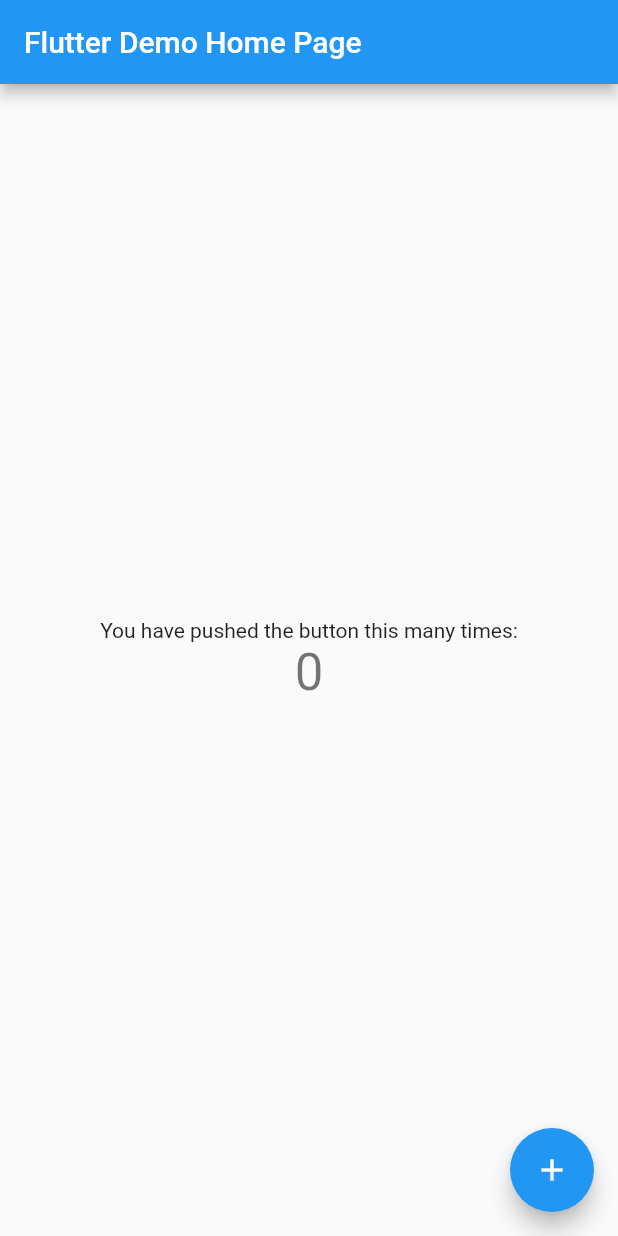
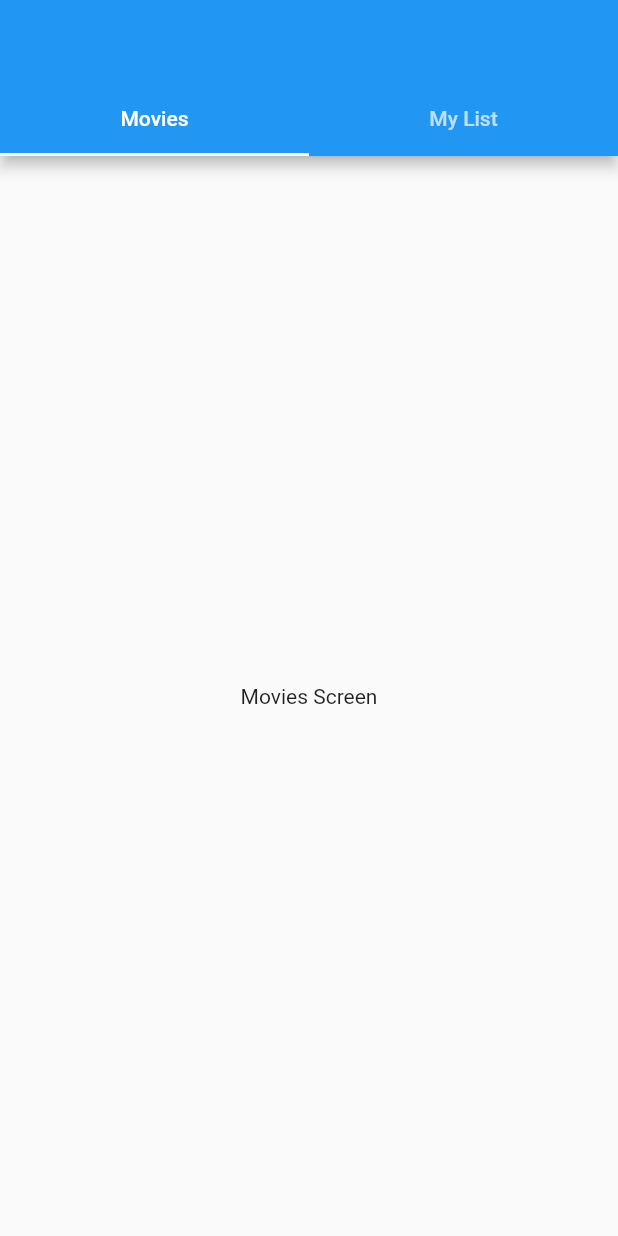
Before and after one commit to rexfilius/movie_app_flutter, a Flutter app: the screen it shows after launch, on a phone screen of 412 x 824 dp. Run offline on Flutter 3.47's test engine with Material 2 defaults, Android fonts, the phone set to English and light mode, and no system bars.

Commit message:
Add routes. Create models for json response.

```diff
--- /dev/null
+++ b/lib/app/routes/app_routes.dart
@@ -0,0 +1,6 @@
+abstract class AppRoutes {
+  static const homeScreen = 'home_screen';
+  static const moviesScreen = 'movies_screen';
+  static const movieFavoritesScreen = 'movie_favorite_screen';
+  static const movieDetailScreen = 'movie_detail_screen';
+}
--- a/lib/app/ui/screens/home/home_screen.dart
+++ b/lib/app/ui/screens/home/home_screen.dart
@@ -0,0 +1,45 @@
+import 'package:flutter/material.dart';
+import 'package:movie_app_flutter/movie_app_lib.dart';
+
+class HomeScreen extends StatefulWidget {
+  const HomeScreen({Key? key}) : super(key: key);
+
+  @override
+  State<HomeScreen> createState() => _HomeScreenState();
+}
+
+class _HomeScreenState extends State<HomeScreen> with TickerProviderStateMixin {
+  late TabController _tabController;
+
+  @override
+  void initState() {
+    super.initState();
+    _tabController = TabController(length: 2, vsync: this);
+  }
+
+  @override
+  Widget build(BuildContext context) {
+    return Scaffold(
+      appBar: AppBar(
+        bottom: TabBar(
+          controller: _tabController,
+          tabs: const <Widget>[
+            Tab(
+              child: Text('Movies'),
+            ),
+            Tab(
+              child: Text('My List'),
+            ),
+          ],
+        ),
+      ),
+      body: TabBarView(
+        controller: _tabController,
+        children: const <Widget>[
+          MoviesScreen(),
+          MovieFavoritesScreen(),
+        ],
+      ),
+    );
+  }
+}
--- /dev/null
+++ b/lib/app/ui/screens/movies/screens/movies_screen.dart
@@ -0,0 +1,13 @@
+import 'package:movie_app_flutter/movie_app_lib.dart';
+import 'package:flutter/material.dart';
+
+class MoviesScreen extends StatelessWidget {
+  const MoviesScreen({Key? key}) : super(key: key);
+
+  @override
+  Widget build(BuildContext context) {
+    return const Center(
+      child: Text('Movies Screen'),
+    );
+  }
+}
--- a/lib/main.dart
+++ b/lib/main.dart
@@ -1,4 +1,5 @@
 import 'package:flutter/material.dart';
+import 'package:movie_app_flutter/movie_app_lib.dart';
 
 void main() {
   runApp(const MyApp());
@@ -11,58 +12,11 @@ class MyApp extends StatelessWidget {
   Widget build(BuildContext context) {
     return MaterialApp(
       debugShowCheckedModeBanner: false,
-      title: 'Flutter Demo',
+      routes: appRoutesMap,
       theme: ThemeData(
         primarySwatch: Colors.blue,
       ),
-      home: const MyHomePage(title: 'Flutter Demo Home Page'),
+      home: const HomeScreen(),
     );
   }
 }
-
-class MyHomePage extends StatefulWidget {
-  const MyHomePage({Key? key, required this.title}) : super(key: key);
-
-  final String title;
-
-  @override
-  State<MyHomePage> createState() => _MyHomePageState();
-}
-
-class _MyHomePageState extends State<MyHomePage> {
-  int _counter = 0;
-
-  void _incrementCounter() {
-    setState(() {
-      _counter++;
-    });
-  }
-
-  @override
-  Widget build(BuildContext context) {
-    return Scaffold(
-      appBar: AppBar(
-        title: Text(widget.title),
-      ),
-      body: Center(
-        child: Column(
-          mainAxisAlignment: MainAxisAlignment.center,
-          children: <Widget>[
-            const Text(
-              'You have pushed the button this many times:',
-            ),
-            Text(
-              '$_counter',
-              style: Theme.of(context).textTheme.headline4,
-            ),
-          ],
-        ),
-      ),
-      floatingActionButton: FloatingActionButton(
-        onPressed: _incrementCounter,
-        tooltip: 'Increment',
-        child: const Icon(Icons.add),
-      ),
-    );
-  }
-}
--- a/lib/movie_app_lib.dart
+++ b/lib/movie_app_lib.dart
@@ -0,0 +1,25 @@
+/// Routes
+export 'app/routes/app_routes.dart';
+export 'app/routes/app_routes_map.dart';
+
+/// App themes
+export 'app/ui/apptheme/app_colors.dart';
+export 'app/ui/apptheme/app_styles.dart';
+
+/// Data - Network
+export 'app/data/network/models/movie_result.dart';
+export 'app/data/network/models/movies_popular.dart';
+export 'app/data/network/models/movies_upcoming.dart';
+export 'app/data/network/api/movie_api.dart';
+
+/// Home Screen
+export 'app/ui/screens/home/home_screen.dart';
+
+/// Movies Screen
+export 'app/ui/screens/movies/screens/movies_screen.dart';
+
+/// Movie Favorites
+export 'app/ui/screens/movie_favorite/screens/movie_favorites.dart';
+
+/// Movie Detail
+export 'app/ui/screens/movie_detail/screens/movie_detail.dart';
```
Also changed, not shown: lib/app/data/network/models/movie_result.dart (added, +95 -0 lines), lib/app/data/network/models/movies_popular.dart (added, +47 -0 lines), lib/app/data/network/models/movies_upcoming.dart (added, +47 -0 lines), lib/app/routes/app_routes_map.dart (added, +9 -0 lines), lib/app/ui/apptheme/app_colors.dart (added, +7 -0 lines), lib/app/ui/screens/movie_detail/screens/movie_detail.dart (added, +13 -0 lines), lib/app/ui/screens/movie_favorite/screens/movie_favorites.dart (added, +13 -0 lines), lib/app/data/network/api/movie_api.dart (added), lib/app/ui/apptheme/app_styles.dart (added), 1 other file.
